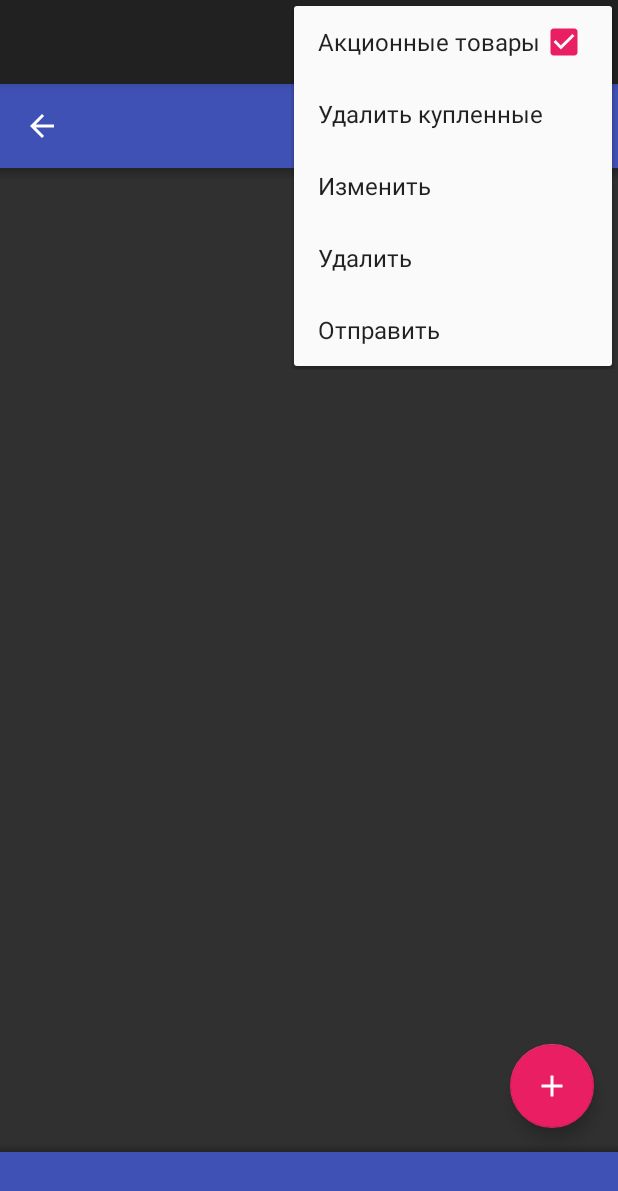
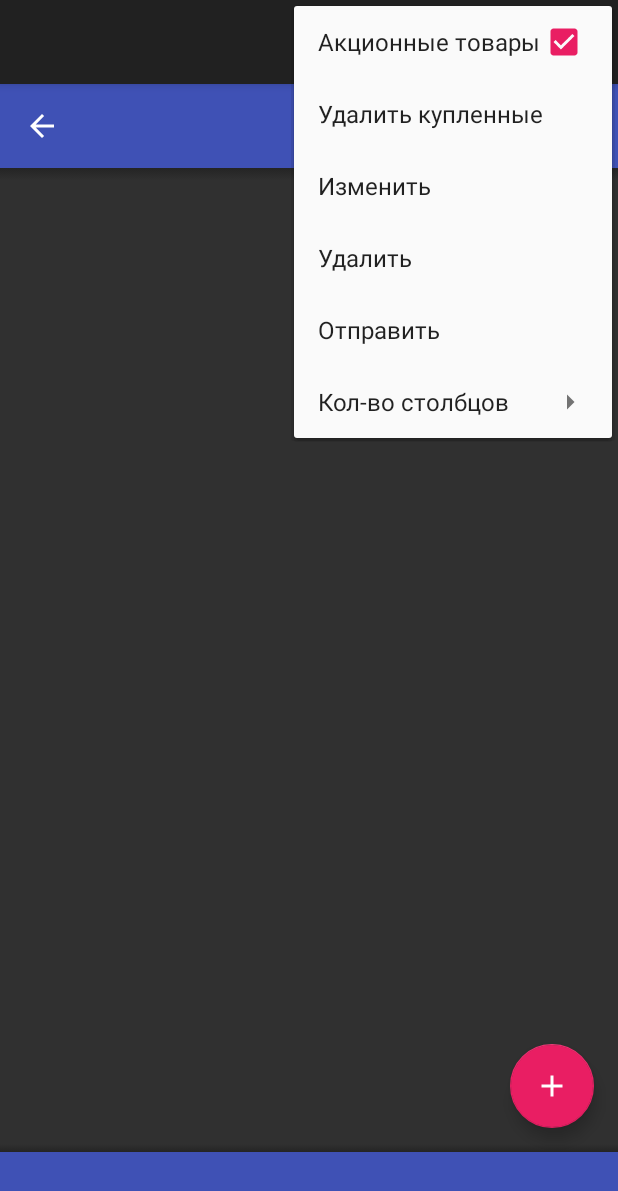
Before and after one commit to Mefi100feLL/PurchasesAndSales, an Android app: the ShoppingListFragment screen opened directly, with no data from a screen before it, with the options menu open, on a phone screen of 412 x 824 dp. Shown: the top 1191 px of the screen. Run offline under Robolectric (Android 15) with nearby library versions, the light colour scheme and no system bars; libraries missing offline, so code that uses them is left out: com.afollestad.materialcab, com.afollestad.materialdialogs, com.arellomobile.mvp, com.getkeepsafe.taptargetview, com.github.rahatarmanahmed.cpv and 2 more; plain views replace CircularProgressView; 13 statements that could not run were skipped.

Commit message:
Сделал столбцы в списках покупок

```diff
--- a/app/src/main/java/com/PopCorp/Purchases/data/utils/PreferencesManager.java
+++ b/app/src/main/java/com/PopCorp/Purchases/data/utils/PreferencesManager.java
@@ -34,6 +34,7 @@ public class PreferencesManager {
     public static final String PREFS_SIZE_TABLE_CATEGS = "size_table_categs";
     public static final String PREFS_SIZE_TABLE_SHOPS_SKIDKAONLINE = "size_table_shops_skidkaonline";
     public static final String PREFS_SIZE_TABLE_SALES_SKIDKAONLINE = "size_table_sales_sakidkaonline";
+    public static final String PREFS_SIZE_TABLE_LISTITEMS = "size_table_listitems";
 
 
     public static final String PREFS_SIZE_TABLE_LISTS_LANDSCAPE = "size_table_lists_landscape";
@@ -42,6 +43,7 @@ public class PreferencesManager {
     public static final String PREFS_SIZE_TABLE_CATEGS_LANDSCAPE = "size_table_categs_landscape";
     public static final String PREFS_SIZE_TABLE_SHOPS_SKIDKAONLINE_LANDSCAPE = "size_table_shops_skidkaonline_landscape";
     public static final String PREFS_SIZE_TABLE_SALES_SKIDKAONLINE_LANDSCAPE = "size_table_sales_sakidkaonline_landscape";
+    public static final String PREFS_SIZE_TABLE_LISTITEMS_LANDSCAPE = "size_table_listitems_landscape";
 
     public static final String PREFS_DISPLAY_NO_OFF = "displaynooff";
     public static final String PREFS_LIST_ITEM_FONT_SIZE = "listsize";
@@ -225,6 +227,14 @@ public class PreferencesManager {
         return sPref.getInt(PREFS_SIZE_TABLE_SALES_LANDSCAPE, context.getResources().getInteger(R.integer.default_size_table_lists_landscape));
     }
 
+    public int getListItemTableSizeLandscape() {
+        return sPref.getInt(PREFS_SIZE_TABLE_LISTITEMS_LANDSCAPE, 1);
+    }
+
+    public int getListItemTableSize() {
+        return sPref.getInt(PREFS_SIZE_TABLE_LISTITEMS, 1);
+    }
+
     public void putSaleTableSizeLandscape(int size) {
         editor.putInt(PREFS_SIZE_TABLE_SALES_LANDSCAPE, size).commit();
     }
@@ -253,6 +263,14 @@ public class PreferencesManager {
 
     public void putListTableSizeLandscape(int size) {
         editor.putInt(PREFS_SIZE_TABLE_LISTS_LANDSCAPE, size).commit();
+    }
+
+    public void putListItemTableSizeLandscape(int size) {
+        editor.putInt(PREFS_SIZE_TABLE_LISTITEMS_LANDSCAPE, size).commit();
+    }
+
+    public void putListItemTableSize(int size) {
+        editor.putInt(PREFS_SIZE_TABLE_LISTITEMS, size).commit();
     }
 
 
--- a/app/src/main/java/com/PopCorp/Purchases/presentation/presenter/ShoppingListPresenter.java
+++ b/app/src/main/java/com/PopCorp/Purchases/presentation/presenter/ShoppingListPresenter.java
@@ -166,6 +166,8 @@ public class ShoppingListPresenter extends MvpPresenter<ShoppingListView> implem
     public void onEmpty() {
         if (!currentFilter.isEmpty() && !showSales){
             getViewState().showEmptyNoSaleItemsForShop(currentFilter);
+        } else if (currentFilter.isEmpty() && !showSales){
+            getViewState().showEmptyNoSaleItems();
         }
     }
 
--- a/app/src/main/java/com/PopCorp/Purchases/presentation/utils/TableSizes.java
+++ b/app/src/main/java/com/PopCorp/Purchases/presentation/utils/TableSizes.java
@@ -103,4 +103,19 @@ public class TableSizes {
         }
         PreferencesManager.getInstance().putListTableSize(size);
     }
+
+    public static int getListItemTableSize(Activity context) {
+        if (WindowUtils.isLandscape(context)){
+            return PreferencesManager.getInstance().getListItemTableSizeLandscape();
+        }
+        return PreferencesManager.getInstance().getListItemTableSize();
+    }
+
+    public static void putListItemTableSize(Activity context, int size) {
+        if (WindowUtils.isLandscape(context)){
+            PreferencesManager.getInstance().putListItemTableSizeLandscape(size);
+            return;
+        }
+        PreferencesManager.getInstance().putListItemTableSize(size);
+    }
 }
--- a/app/src/main/java/com/PopCorp/Purchases/presentation/view/fragment/ShoppingListFragment.java
+++ b/app/src/main/java/com/PopCorp/Purchases/presentation/view/fragment/ShoppingListFragment.java
@@ -11,8 +11,8 @@ import android.support.design.widget.Snackbar;
 import android.support.v4.content.ContextCompat;
 import android.support.v7.app.AppCompatActivity;
 import android.support.v7.widget.DefaultItemAnimator;
-import android.support.v7.widget.LinearLayoutManager;
 import android.support.v7.widget.RecyclerView;
+import android.support.v7.widget.StaggeredGridLayoutManager;
 import android.support.v7.widget.Toolbar;
 import android.view.LayoutInflater;
 import android.view.Menu;
@@ -37,6 +37,7 @@ import com.PopCorp.Purchases.presentation.common.MvpAppCompatFragment;
 import com.PopCorp.Purchases.presentation.controller.DialogController;
 import com.PopCorp.Purchases.presentation.presenter.ShoppingListPresenter;
 import com.PopCorp.Purchases.presentation.utils.DecoratorBigDecimal;
+import com.PopCorp.Purchases.presentation.utils.TableSizes;
 import com.PopCorp.Purchases.presentation.utils.TapTargetManager;
 import com.PopCorp.Purchases.presentation.view.activity.InputListItemActivity;
 import com.PopCorp.Purchases.presentation.view.activity.ListItemSaleActivity;
@@ -80,6 +81,8 @@ public class ShoppingListFragment extends MvpAppCompatFragment implements Shoppi
     private MaterialCab actionMode;
     private Menu menu;
 
+    private String[] arraySizesTable;
+
     @Override
     public void onCreate(Bundle savedInstanceState) {
         super.onCreate(savedInstanceState);
@@ -112,9 +115,7 @@ public class ShoppingListFragment extends MvpAppCompatFragment implements Shoppi
         totalBuyedDesc = (TextView) rootView.findViewById(R.id.total_buyed_desc);
 
         ThemeManager.getInstance().putPrimaryColor(totallayout);
-        LinearLayoutManager layoutManager = new LinearLayoutManager(getActivity(), LinearLayoutManager.VERTICAL, false);
 
-        recyclerView.setLayoutManager(layoutManager);
         RecyclerView.ItemAnimator itemAnimator = new DefaultItemAnimator();
         recyclerView.setItemAnimator(itemAnimator);
 
@@ -446,6 +447,11 @@ public class ShoppingListFragment extends MvpAppCompatFragment implements Shoppi
     }
 
     @Override
+    public void showEmptyNoSaleItems() {
+        showError(R.string.empty_no_items_with_sales, R.drawable.ic_cart_minus, R.string.button_all_items, view -> presenter.showSales(true));
+    }
+
+    @Override
     public void onItemBuyedChanged(ListItem item) {
         if (adapter != null) {
             adapter.onItemBuyed(item);
@@ -469,6 +475,9 @@ public class ShoppingListFragment extends MvpAppCompatFragment implements Shoppi
         if (adapter == null) {
             adapter = new ListItemAdapter(getActivity(), presenter, presenter.getObjects(), presenter.getSelectedItems(), PreferencesManager.getInstance().getListItemDecoratorComparator(), presenter.getCurrency());
             adapter.setShowSales(presenter.isShowSales());
+            adapter.setTableSize(TableSizes.getListItemTableSize(getActivity()));
+            StaggeredGridLayoutManager layoutManager = new StaggeredGridLayoutManager(TableSizes.getListItemTableSize(getActivity()), StaggeredGridLayoutManager.VERTICAL);
+            recyclerView.setLayoutManager(layoutManager);
             recyclerView.setAdapter(adapter);
         }
         progressBar.setVisibility(View.INVISIBLE);
@@ -502,6 +511,27 @@ public class ShoppingListFragment extends MvpAppCompatFragment implements Shoppi
         inflater.inflate(R.menu.shopping_list, menu);
         this.menu = menu;
         super.onCreateOptionsMenu(menu, inflater);
+
+        try {
+            int groupId = 12;
+            MenuItem item = menu.findItem(R.id.action_size_table);
+            item.getSubMenu().clear();
+            arraySizesTable = getResources().getStringArray(R.array.sizes_table_lists);
+            for (String filterItem : arraySizesTable) {
+                MenuItem addedItem = item.getSubMenu().add(groupId, filterItem.hashCode(), Menu.NONE, filterItem);
+                if (filterItem.equals(String.valueOf(TableSizes.getListItemTableSize(getActivity())))) {
+                    addedItem.setChecked(true);
+                }
+            }
+            item.getSubMenu().setGroupCheckable(groupId, true, true);
+            item.getSubMenu().setGroupEnabled(groupId, true);
+            item.setVisible(true);
+        } catch (IllegalStateException e) {//иногда ошибка на Samsung GT-P5200 c Android 4.4.2
+            MenuItem item = menu.findItem(R.id.action_size_table);
+            if (item != null) {
+                item.setVisible(false);
+            }
+        }
     }
 
     @Override
@@ -540,6 +570,16 @@ public class ShoppingListFragment extends MvpAppCompatFragment implements Shoppi
             /*case R.id.action_alarm:
                 DialogController.showDialogForAlarm(getActivity(), presenter.getList(), presenter);
                 break;*/
+        }
+
+        for (String filterItem : arraySizesTable) {
+            if (item.getItemId() == filterItem.hashCode()) {
+                TableSizes.putListItemTableSize(getActivity(), Integer.parseInt(filterItem));
+                item.setChecked(true);
+                StaggeredGridLayoutManager layoutManager = new StaggeredGridLayoutManager(Integer.parseInt(filterItem), StaggeredGridLayoutManager.VERTICAL);
+                recyclerView.setLayoutManager(layoutManager);
+                adapter.setTableSize(Integer.parseInt(filterItem));
+            }
         }
         return true;
     }
--- a/app/src/main/java/com/PopCorp/Purchases/presentation/view/moxy/ShoppingListView.java
+++ b/app/src/main/java/com/PopCorp/Purchases/presentation/view/moxy/ShoppingListView.java
@@ -26,6 +26,10 @@ public interface ShoppingListView extends SampleDataView {
     void showErrorLoadingList();
     @StateStrategyType(value = GroupSingleStrategy.class, tag = "data")
     void showEmptyItems();
+    @StateStrategyType(value = GroupSingleStrategy.class, tag = "data")
+    void showEmptyNoSaleItemsForShop(String shopName);
+    @StateStrategyType(value = GroupSingleStrategy.class, tag = "data")
+    void showEmptyNoSaleItems();
 
     @StateStrategyType(value = GroupSingleStrategy.class, tag = "shopsFilter")
     void hideShopsFilter();
@@ -33,8 +37,6 @@ public interface ShoppingListView extends SampleDataView {
     void showShopsFilter(ArrayList<String> shops, String filter);
 
 
-    @StateStrategyType(AddToEndSingleStrategy.class)
-    void showEmptyNoSaleItemsForShop(String shopName);
 
     @StateStrategyType(AddToEndSingleStrategy.class)
     void checkFilter(int itemId);
--- a/app/src/main/res/menu/shopping_list.xml
+++ b/app/src/main/res/menu/shopping_list.xml
@@ -49,6 +49,19 @@
         android:title="@string/action_send_list"
         app:showAsAction="never"/>
 
+    <item
+        android:id="@+id/action_size_table"
+        android:icon="@drawable/ic_view_carousel_white_24dp"
+        android:title="@string/action_size_table"
+        app:showAsAction="never">
+
+        <menu>
+            <group android:checkableBehavior="single">
+
+            </group>
+        </menu>
+    </item>
+
     <!--<item
         android:id="@+id/action_alarm"
         app:showAsAction="never"
--- a/app/src/main/res/values/strings.xml
+++ b/app/src/main/res/values/strings.xml
@@ -371,5 +371,6 @@
     <string name="action_show_sales">Акционные товары</string>
     <string name="empty_no_items_with_sales_for_shop">Нет товаров без акций для магазина \"shopName\"</string>
     <string name="button_all_items">Все товары</string>
+    <string name="empty_no_items_with_sales">Нет товаров без акций</string>
 
 </resources>
```
Also changed, not shown: app/src/main/java/com/PopCorp/Purchases/presentation/view/adapter/ListItemAdapter.java (+33 -8 lines), app/src/main/res/layout/item_listitem_grid.xml (added, +109 -0 lines), app/src/main/res/xml/settings.xml (+43 -43 lines).
